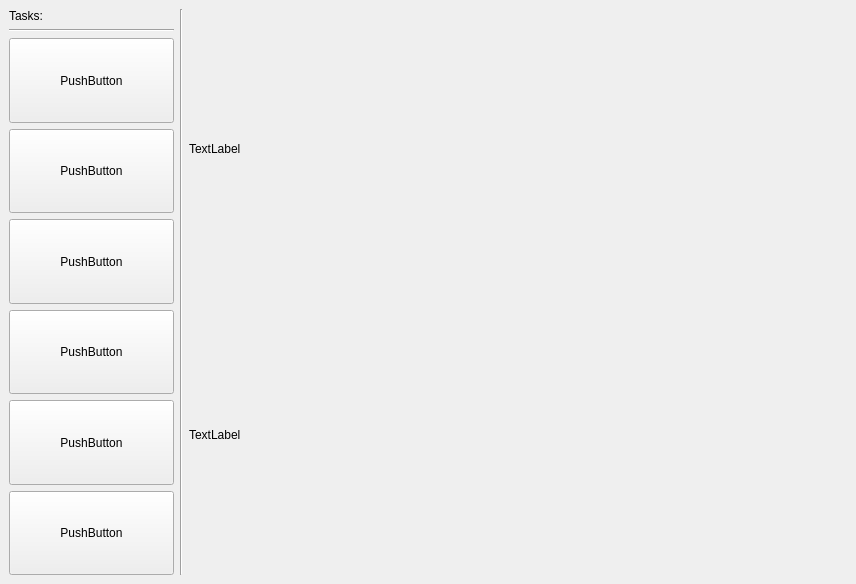
Old version of the form Forms/mainwindow.ui in the repository panheadd/TaskManager.
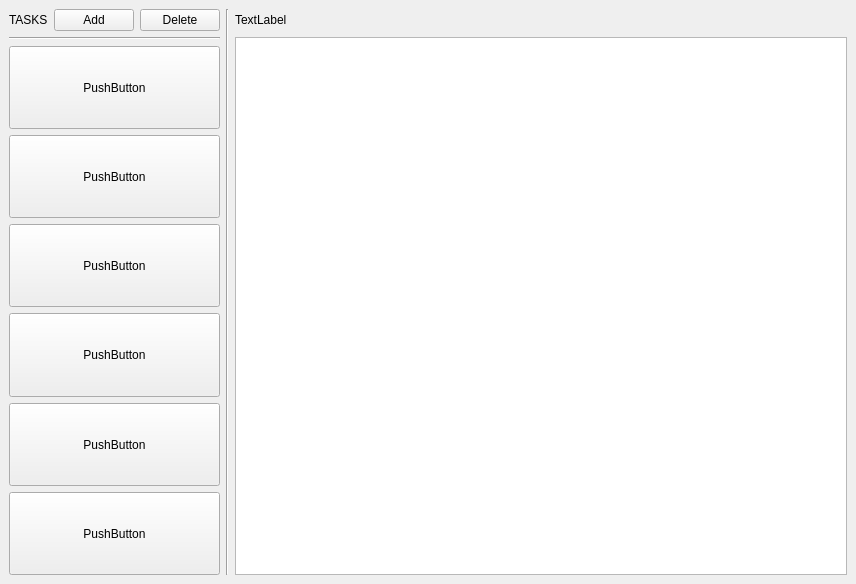
New version of the form.

Commit message: layers and buttons added , task header decleared

Patch:
```diff
--- a/Forms/mainwindow.ui
+++ b/Forms/mainwindow.ui
@@ -20,11 +20,15 @@
      <verstretch>0</verstretch>
     </sizepolicy>
    </property>
-   <layout class="QGridLayout" name="gridLayout" rowstretch="1,6" columnstretch="1,0,4">
-    <item row="0" column="0" colspan="3">
-     <layout class="QVBoxLayout" name="verticalLayout_3"/>
+   <layout class="QGridLayout" name="gridLayout" rowstretch="1,17" columnstretch="1,0,3">
+    <item row="1" column="2">
+     <layout class="QVBoxLayout" name="verticalLayout_2">
+      <item>
+       <widget class="QListView" name="listView"/>
+      </item>
+     </layout>
     </item>
-    <item row="1" column="1">
+    <item row="0" column="1" rowspan="2">
      <widget class="Line" name="line">
       <property name="orientation">
        <enum>Qt::Vertical</enum>
@@ -32,20 +36,7 @@
      </widget>
     </item>
     <item row="1" column="0">
-     <layout class="QVBoxLayout" name="verticalLayout" stretch="0,0,0,0,0,0,0,0">
-      <item>
-       <widget class="QLabel" name="label">
-        <property name="sizePolicy">
-         <sizepolicy hsizetype="Maximum" vsizetype="Maximum">
-          <horstretch>0</horstretch>
-          <verstretch>0</verstretch>
-         </sizepolicy>
-        </property>
-        <property name="text">
-         <string>&lt;html&gt;&lt;head/&gt;&lt;body&gt;&lt;p&gt;Tasks:&lt;/p&gt;&lt;/body&gt;&lt;/html&gt;</string>
-        </property>
-       </widget>
-      </item>
+     <layout class="QVBoxLayout" name="verticalLayout" stretch="0,0,0,0,0,0,0">
       <item>
        <widget class="Line" name="line_3">
         <property name="sizePolicy">
@@ -139,15 +130,33 @@
       </item>
      </layout>
     </item>
-    <item row="1" column="2">
-     <layout class="QVBoxLayout" name="verticalLayout_2">
+    <item row="0" column="0">
+     <layout class="QHBoxLayout" name="horizontalLayout">
       <item>
-       <widget class="QLabel" name="label_3">
+       <widget class="QLabel" name="label">
         <property name="text">
-         <string>TextLabel</string>
+         <string>&lt;html&gt;&lt;head/&gt;&lt;body&gt;&lt;p&gt;TASKS&lt;/p&gt;&lt;/body&gt;&lt;/html&gt;</string>
         </property>
        </widget>
       </item>
+      <item>
+       <widget class="QPushButton" name="pushButton_7">
+        <property name="text">
+         <string>Add</string>
+        </property>
+       </widget>
+      </item>
+      <item>
+       <widget class="QPushButton" name="pushButton_8">
+        <property name="text">
+         <string>Delete</string>
+        </property>
+       </widget>
+      </item>
+     </layout>
+    </item>
+    <item row="0" column="2">
+     <layout class="QHBoxLayout" name="horizontalLayout_2">
       <item>
        <widget class="QLabel" name="label_2">
         <property name="text">
```
The commit also changes 2 other files.
